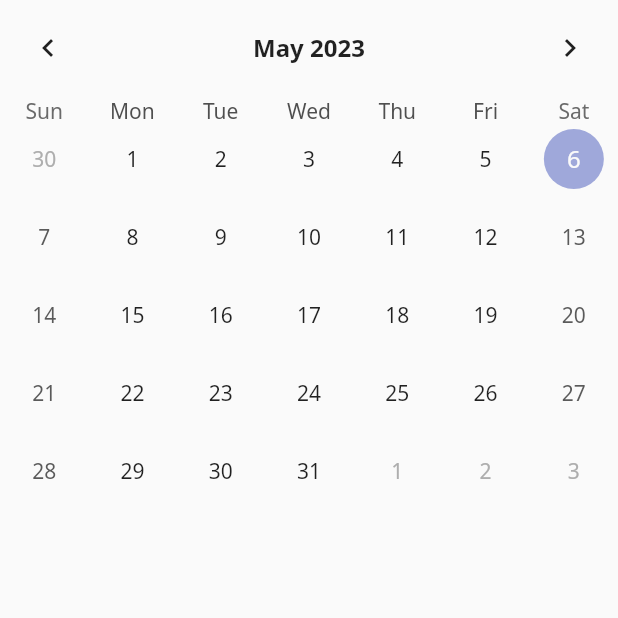
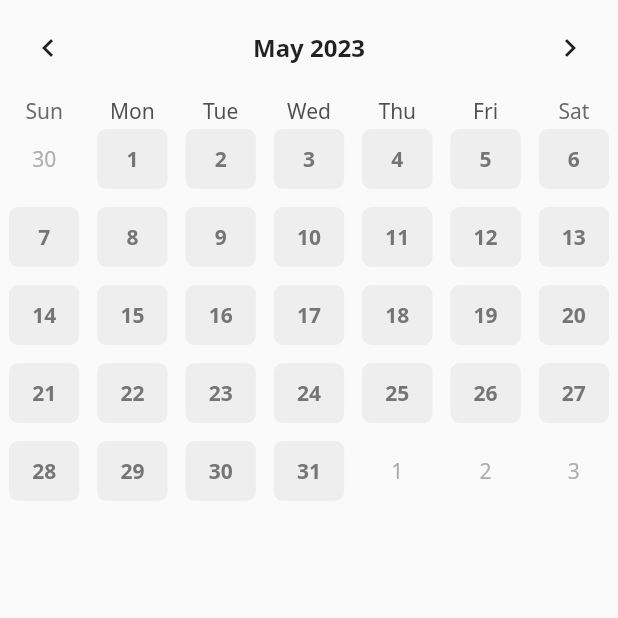
Before and after one commit to Bullets-jyr/calendar_scheduler, a Flutter app: the screen it shows after launch, on a phone screen of 412 x 824 dp, the top half of it. Run offline on Flutter 3.47's test engine with Material 2 defaults, Android fonts, the phone set to English and light mode, and no system bars; drawn by our look-alikes of table_calendar.

Commit message:
Table Calendar 스타일링 해버리기~!

```diff
--- a/lib/component/calendar.dart
+++ b/lib/component/calendar.dart
@@ -1,3 +1,4 @@
+import 'package:calendar_scheduler/const/colors.dart';
 import 'package:flutter/material.dart';
 import 'package:table_calendar/table_calendar.dart';
 
@@ -13,6 +14,16 @@ class _CalendarState extends State<Calendar> {
 
   @override
   Widget build(BuildContext context) {
+    final defaultBoxDecoration = BoxDecoration(
+      borderRadius: BorderRadius.circular(6.0),
+      color: Colors.grey[200],
+    );
+
+    final defaultTextStyle = TextStyle(
+      color: Colors.grey[600],
+      fontWeight: FontWeight.w700,
+    );
+
     return TableCalendar(
       focusedDay: DateTime.now(),
       firstDay: DateTime(1800),
@@ -23,6 +34,24 @@ class _CalendarState extends State<Calendar> {
         titleTextStyle: TextStyle(
           fontWeight: FontWeight.w700,
           fontSize: 16.0,
+        ),
+      ),
+      calendarStyle: CalendarStyle(
+        isTodayHighlighted: false,
+        defaultDecoration: defaultBoxDecoration,
+        weekendDecoration: defaultBoxDecoration,
+        selectedDecoration: BoxDecoration(
+          color: Colors.white,
+          borderRadius: BorderRadius.circular(6.0),
+          border: Border.all(
+            color: PRIMARY_COLOR,
+            width: 1.0,
+          ),
+        ),
+        defaultTextStyle: defaultTextStyle,
+        weekendTextStyle: defaultTextStyle,
+        selectedTextStyle: defaultTextStyle.copyWith(
+          color: PRIMARY_COLOR,
         ),
       ),
       onDaySelected: (DateTime selectedDay, DateTime focusedDay) {
--- /dev/null
+++ b/lib/const/colors.dart
@@ -0,0 +1,3 @@
+import 'package:flutter/material.dart';
+
+const PRIMARY_COLOR = Color(0xFF0D8282);
```
